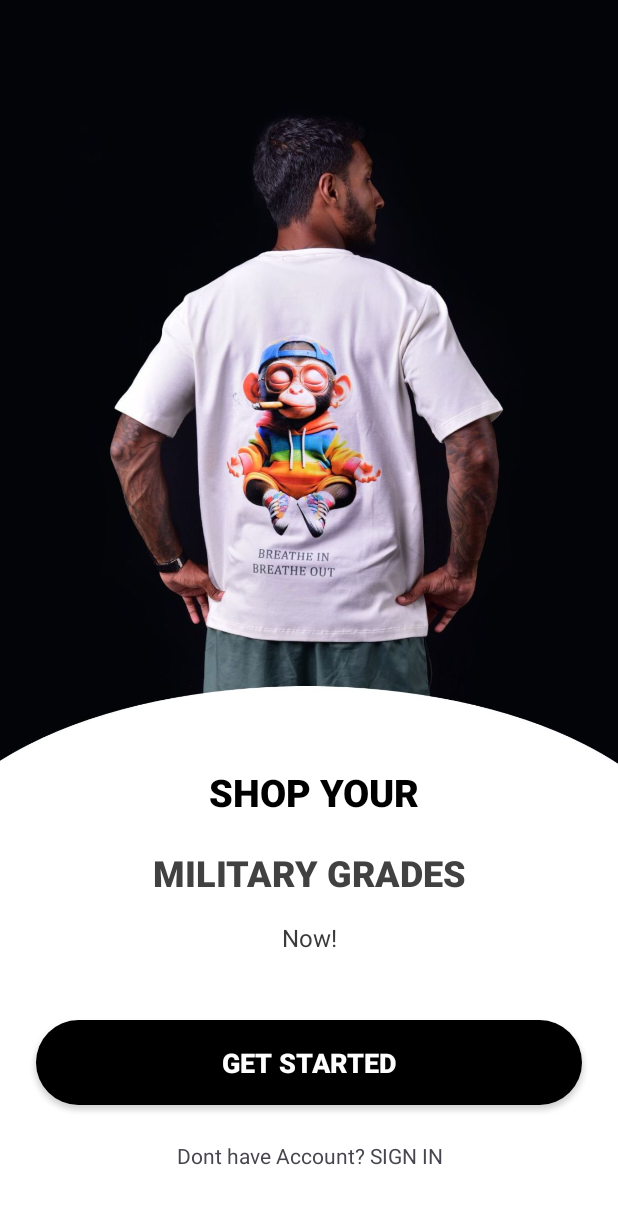
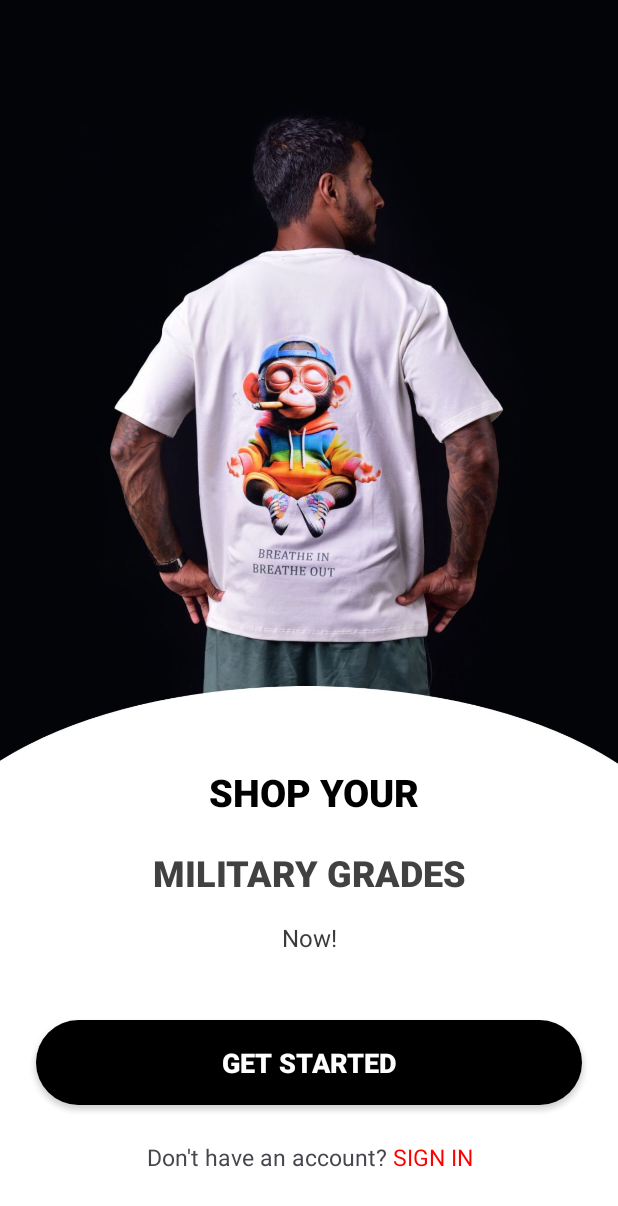
Before and after one commit to Malindup2/DefendXApp, an Android app: the OnboardingActivityThree screen opened directly, with no data from a screen before it, on a phone screen of 412 x 824 dp. Shown: the top 1206 px of the screen. Run offline under Robolectric (Android 15) with nearby library versions, the phone set to English and light mode, and no system bars.

Commit message:
completed up to login

```diff
--- a/app/src/main/java/com/example/defendx/onBoardingThree.kt
+++ b/app/src/main/java/com/example/defendx/onBoardingThree.kt
@@ -4,6 +4,7 @@ import android.content.Intent
 import android.os.Bundle
 import androidx.appcompat.app.AppCompatActivity
 import android.widget.Button
+import android.widget.TextView
 
 class OnboardingActivityThree : AppCompatActivity() {
     override fun onCreate(savedInstanceState: Bundle?) {
@@ -17,5 +18,13 @@ class OnboardingActivityThree : AppCompatActivity() {
             startActivity(intent)
             finish()
         }
+
+
+        val dontHaveAccountText = findViewById<TextView>(R.id.sign_in)
+        dontHaveAccountText.setOnClickListener {
+            val intent = Intent(this, Register::class.java)
+            startActivity(intent)
+            finish()
+        }
     }
 }
--- a/app/src/main/res/layout/activity_onboard3.xml
+++ b/app/src/main/res/layout/activity_onboard3.xml
@@ -73,7 +73,8 @@
         android:layout_width="match_parent"
         android:layout_height="wrap_content"
         android:gravity="center"
-        android:textSize="14sp"
-        android:text="Dont have Account? SIGN IN" />
+        android:textSize="15sp"
+        android:text="@string/sign_in_text"
+        tools:ignore="HardcodedText"/>
 
 </LinearLayout>
--- a/app/src/main/res/layout/activity_login.xml
+++ b/app/src/main/res/layout/activity_register.xml
@@ -15,7 +15,7 @@
         android:layout_height="wrap_content"
         android:adjustViewBounds="true"
         android:scaleType="centerCrop"
-        android:src="@drawable/login" />
+        android:src="@drawable/register" />
 
 
     <TextView
@@ -113,7 +113,7 @@ app:boxCornerRadiusTopStart="20dp"
         android:textColorLink="#000000" />
 
     <androidx.appcompat.widget.AppCompatButton
-        android:id="@+id/getStartedButton"
+        android:id="@+id/registerbtn"
         android:layout_width="match_parent"
         android:layout_height="wrap_content"
         android:layout_marginTop="24dp"
--- a/app/src/main/res/values/colors.xml
+++ b/app/src/main/res/values/colors.xml
@@ -1,6 +1,7 @@
 <?xml version="1.0" encoding="utf-8"?>
 <resources>
-    <color name="black">#FF000000</color>
-    <color name="white">#FFFFFFFF</color>
+    <color name="black">#000000</color>
+    <color name="white">#FFFFFF</color>
     <color name="grey">#414141</color>
+    <color name="lightGrey">#B8B8B8</color>
 </resources>
--- a/app/src/main/res/values/strings.xml
+++ b/app/src/main/res/values/strings.xml
@@ -1,3 +1,8 @@
 <resources>
     <string name="app_name">DefendX</string>
+
+    <string name="sign_in_text">
+        Don\'t have an account? <font color="#FF0000">SIGN IN</font>
+    </string>
+
 </resources>
```
Also changed, not shown: app/src/main/AndroidManifest.xml (+10 -2 lines), app/src/main/java/com/example/defendx/Register.kt (renamed from app/src/main/java/com/example/defendx/Login.kt, +4 -4 lines), app/src/main/res/drawable/arrow.png (deleted), app/src/main/res/drawable/register.jpg (renamed from app/src/main/res/drawable/login.jpg).
